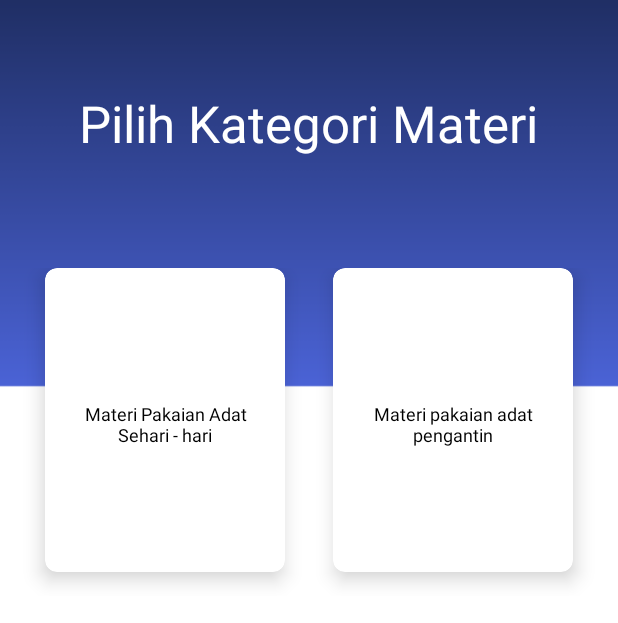
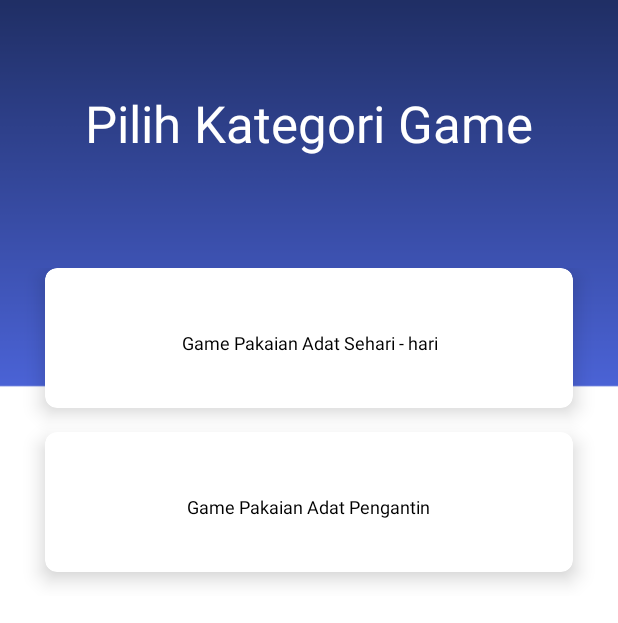
Before and after one commit to aepnat/aplikasi-pengenalan-pakaian-adat-nusantara, an Android app: the layout activity_kategori_game.xml on its own in the app's theme, with its tools: preview values and no code run, on a phone screen of 412 x 824 dp. Shown: the top 623 px of the screen. Run offline under Robolectric (Android 15) with nearby library versions, the phone set to English and light mode, and no system bars.

Commit message:
kategori game

```diff
--- a/app/src/main/AndroidManifest.xml
+++ b/app/src/main/AndroidManifest.xml
@@ -12,7 +12,8 @@
         android:roundIcon="@mipmap/ic_launcher_round"
         android:supportsRtl="true"
         android:theme="@style/AppTheme">
-        <activity android:name=".MateriPakaianAdatPengantinActivity"></activity>
+        <activity android:name=".KategoriGameActivity"></activity>
+        <activity android:name=".MateriPakaianAdatPengantinActivity" />
         <activity android:name=".MateriPakaianAdatActivity" />
         <activity android:name=".KategoriMateriActivity" />
         <activity android:name=".AboutActivity" />
--- /dev/null
+++ b/app/src/main/java/com/lina/pengenalanpakaianadatnusantaran/KategoriGameActivity.java
@@ -0,0 +1,14 @@
+package com.lina.pengenalanpakaianadatnusantaran;
+
+import androidx.appcompat.app.AppCompatActivity;
+
+import android.os.Bundle;
+
+public class KategoriGameActivity extends AppCompatActivity {
+
+    @Override
+    protected void onCreate(Bundle savedInstanceState) {
+        super.onCreate(savedInstanceState);
+        setContentView(R.layout.activity_kategori_game);
+    }
+}
--- a/app/src/main/res/layout/activity_home.xml
+++ b/app/src/main/res/layout/activity_home.xml
@@ -81,6 +81,7 @@
         <!-- COLUMN 2  -->
 
         <androidx.cardview.widget.CardView
+            android:id="@+id/cardKategoriGame"
             android:layout_width="0dp"
             android:layout_height="0dp"
             android:layout_columnWeight="1"
--- a/app/src/main/res/layout/activity_kategori_materi.xml
+++ b/app/src/main/res/layout/activity_kategori_game.xml
@@ -7,7 +7,7 @@
     android:orientation="vertical"
     android:background="@drawable/bgapps"
     android:weightSum="10"
-    tools:context=".KategoriMateriActivity">
+    tools:context=".KategoriGameActivity">
 
     <RelativeLayout
         android:layout_weight="2"
@@ -15,7 +15,7 @@
         android:layout_height="0dp">
 
         <TextView
-            android:text="Pilih Kategori Materi"
+            android:text="Pilih Kategori Game"
             android:textSize="34sp"
             android:textColor="#FFF"
             android:layout_centerInParent="true"
@@ -27,7 +27,7 @@
     <GridLayout
         android:id="@+id/mainGrid"
         android:rowCount="2"
-        android:columnCount="2"
+        android:columnCount="1"
         android:alignmentMode="alignMargins"
         android:columnOrderPreserved="false"
         android:layout_weight="3"
@@ -39,7 +39,7 @@
         <!-- COLUMN 1  -->
 
         <androidx.cardview.widget.CardView
-            android:id="@+id/cardPakaianAdat"
+            android:id="@+id/cardGamePakaianAdat"
             android:layout_width="0dp"
             android:layout_height="0dp"
             android:layout_columnWeight="1"
@@ -61,7 +61,7 @@
 
                 <TextView
                     android:textAlignment="center"
-                    android:text="Materi Pakaian Adat Sehari - hari"
+                    android:text="Game Pakaian Adat Sehari - hari"
                     android:textColor="#000"
                     android:textSize="12sp"
                     android:layout_marginTop="6dp"
@@ -75,7 +75,7 @@
         <!-- COLUMN 2  -->
 
         <androidx.cardview.widget.CardView
-            android:id="@+id/cardPakaianAdatPengantin"
+            android:id="@+id/cardGamePakaianAdatPengantin"
             android:layout_width="0dp"
             android:layout_height="0dp"
             android:layout_columnWeight="1"
@@ -97,7 +97,7 @@
 
                 <TextView
                     android:textAlignment="center"
-                    android:text="Materi pakaian adat pengantin"
+                    android:text="Game Pakaian Adat Pengantin"
                     android:textColor="#000"
                     android:textSize="12sp"
                     android:layout_marginTop="6dp"
```
Also changed, not shown: app/src/main/java/com/lina/pengenalanpakaianadatnusantaran/HomeActivity.java (+9 -0 lines).
